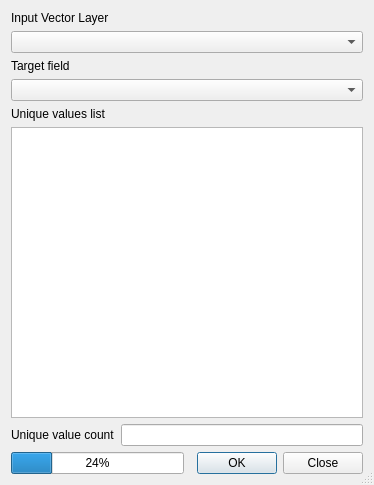
Before: the Qt Designer form qgis/python/plugins/fTools/tools/frmVisual.ui in sourcepole/qgis, drawn with Qt 5.
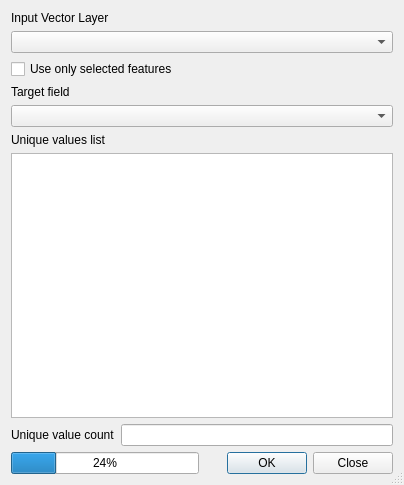
After: the same form once the commit is applied.

Commit message: applying patch from ticket #1714: adds option to perform geoprocessing and basic statistics functions on selected features

```diff
--- a/qgis/python/plugins/fTools/tools/frmVisual.ui
+++ b/qgis/python/plugins/fTools/tools/frmVisual.ui
@@ -4,11 +4,11 @@
   <property name="windowModality" >
    <enum>Qt::NonModal</enum>
   </property>
-  <property name="geometry" >
+  <property name="geometry">
    <rect>
     <x>0</x>
     <y>0</y>
-    <width>374</width>
+    <width>404</width>
     <height>485</height>
    </rect>
   </property>
@@ -33,8 +33,8 @@
      </item>
     </layout>
    </item>
-   <item row="1" column="0" colspan="2" >
-    <layout class="QVBoxLayout" >
+   <item row="4" column="0" colspan="2">
+    <layout class="QVBoxLayout">
      <item>
       <widget class="QLabel" name="label" >
        <property name="text" >
@@ -47,8 +47,8 @@
      </item>
     </layout>
    </item>
-   <item row="2" column="0" colspan="2" >
-    <layout class="QVBoxLayout" >
+   <item row="5" column="0" colspan="2">
+    <layout class="QVBoxLayout">
      <item>
       <widget class="QLabel" name="label_2" >
        <property name="text" >
@@ -83,8 +83,8 @@
      </item>
     </layout>
    </item>
-   <item row="3" column="0" colspan="2" >
-    <layout class="QHBoxLayout" >
+   <item row="6" column="0" colspan="2">
+    <layout class="QHBoxLayout">
      <item>
       <widget class="QLabel" name="label_4" >
        <property name="text" >
@@ -101,9 +101,9 @@
      </item>
     </layout>
    </item>
-   <item row="4" column="0" >
-    <widget class="QProgressBar" name="progressBar" >
-     <property name="value" >
+   <item row="7" column="0">
+    <widget class="QProgressBar" name="progressBar">
+     <property name="value">
       <number>24</number>
      </property>
      <property name="alignment" >
@@ -111,9 +111,9 @@
      </property>
     </widget>
    </item>
-   <item row="4" column="1" >
-    <widget class="QDialogButtonBox" name="buttonBox_2" >
-     <property name="orientation" >
+   <item row="7" column="1">
+    <widget class="QDialogButtonBox" name="buttonBox_2">
+     <property name="orientation">
       <enum>Qt::Horizontal</enum>
      </property>
      <property name="standardButtons" >
@@ -121,6 +121,17 @@
      </property>
     </widget>
    </item>
+   <item row="3" column="0">
+    <layout class="QVBoxLayout" name="verticalLayout">
+     <item>
+      <widget class="QCheckBox" name="useSelected">
+       <property name="text">
+        <string>Use only selected features</string>
+       </property>
+      </widget>
+     </item>
+    </layout>
+   </item>
   </layout>
  </widget>
  <resources/>
```
Left out of the diff: 69 changed lines with no effect on the pictures. The commit also changes 6 other files.
